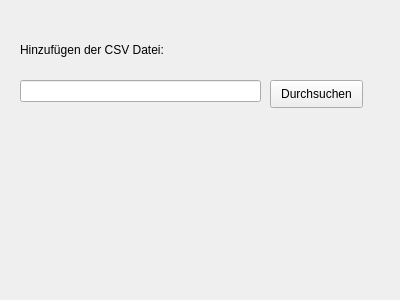
Above: ui_pcdaten/setdevice.ui from EnjoyFitness92/Projekt_PCDaten before the change. Below: the same form after it.
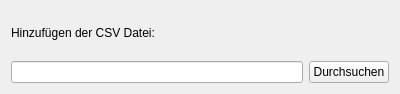
That is the form after the change.

Commit message: Letzte Änderung für Heute

The edit to the form file:
```diff
--- a/ui_pcdaten/setdevice.ui
+++ b/ui_pcdaten/setdevice.ui
@@ -7,48 +7,31 @@
     <x>0</x>
     <y>0</y>
     <width>400</width>
-    <height>300</height>
+    <height>94</height>
    </rect>
   </property>
   <property name="windowTitle">
    <string>Form</string>
   </property>
+  <layout class="QGridLayout" name="gridLayout">
+   <item row="0" column="0">
   <widget class="QLabel" name="label">
-   <property name="geometry">
-    <rect>
-     <x>20</x>
-     <y>40</y>
-     <width>351</width>
-     <height>20</height>
-    </rect>
-   </property>
    <property name="text">
     <string>Hinzufügen der CSV Datei:</string>
    </property>
   </widget>
-  <widget class="QLineEdit" name="inputCsv">
-   <property name="geometry">
-    <rect>
-     <x>20</x>
-     <y>80</y>
-     <width>241</width>
-     <height>22</height>
-    </rect>
-   </property>
-  </widget>
+   </item>
+   <item row="1" column="0">
+    <widget class="QLineEdit" name="inputCsv"/>
+   </item>
+   <item row="1" column="1">
   <widget class="QPushButton" name="searchCsv">
-   <property name="geometry">
-    <rect>
-     <x>270</x>
-     <y>80</y>
-     <width>93</width>
-     <height>28</height>
-    </rect>
-   </property>
    <property name="text">
     <string>Durchsuchen</string>
    </property>
   </widget>
+   </item>
+  </layout>
  </widget>
  <resources/>
  <connections/>
```
Lines whose indentation alone changed are shown as unchanged.
